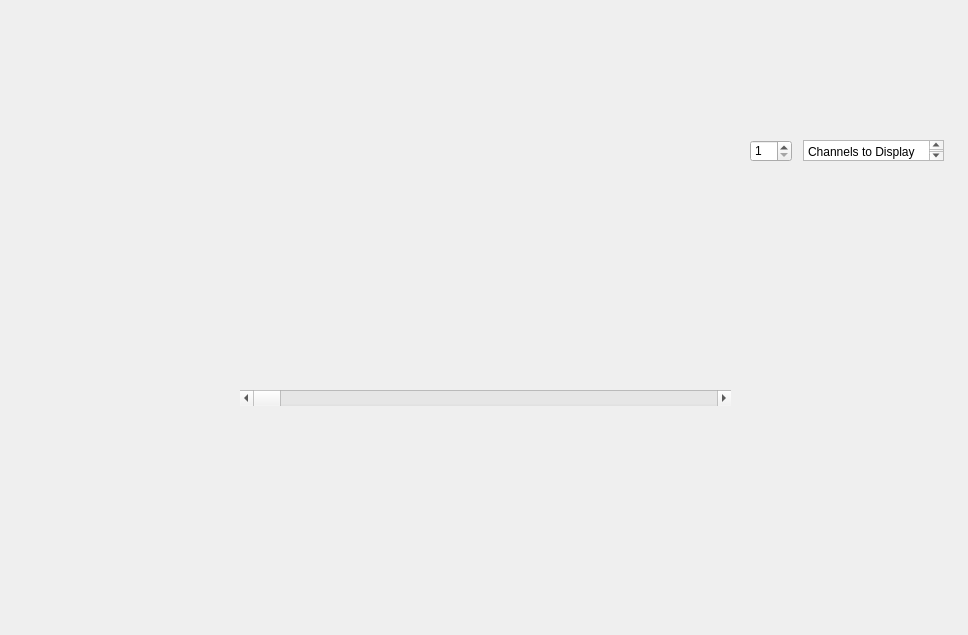
paulmthompson/spikesorter, file spikesorter/mainwindow/mainwindow.ui: the form before one commit.
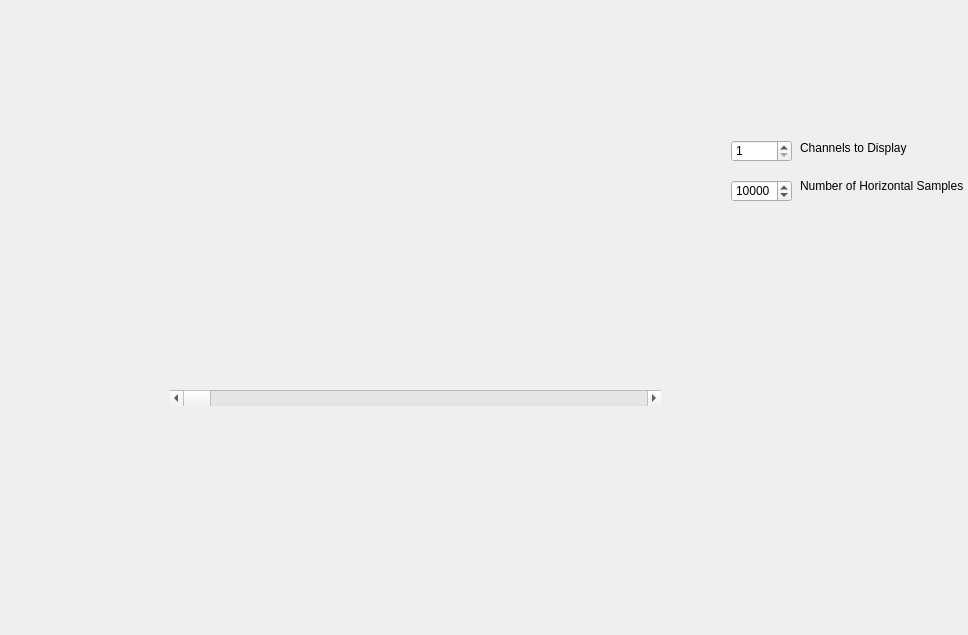
The form after the commit. Custom widgets are drawn as their Qt base class.

Commit message: able to change the number of horizontal samples to scroll

Patch:
```diff
--- a/spikesorter/mainwindow/mainwindow.ui
+++ b/spikesorter/mainwindow/mainwindow.ui
@@ -20,7 +20,7 @@
    <widget class="AnalogRenderArea" name="analog_render_area" native="true">
     <property name="geometry">
      <rect>
-      <x>240</x>
+      <x>170</x>
       <y>100</y>
       <width>491</width>
       <height>271</height>
@@ -30,9 +30,9 @@
    <widget class="QSpinBox" name="channels_to_view">
     <property name="geometry">
      <rect>
-      <x>750</x>
+      <x>731</x>
       <y>140</y>
-      <width>42</width>
+      <width>61</width>
       <height>22</height>
      </rect>
     </property>
@@ -43,30 +43,10 @@
      <number>5</number>
     </property>
    </widget>
-   <widget class="QTextEdit" name="textEdit">
-    <property name="geometry">
-     <rect>
-      <x>803</x>
-      <y>140</y>
-      <width>141</width>
-      <height>21</height>
-     </rect>
-    </property>
-    <property name="html">
-     <string>&lt;!DOCTYPE HTML PUBLIC &quot;-//W3C//DTD HTML 4.0//EN&quot; &quot;http://www.w3.org/TR/REC-html40/strict.dtd&quot;&gt;
-&lt;html&gt;&lt;head&gt;&lt;meta name=&quot;qrichtext&quot; content=&quot;1&quot; /&gt;&lt;meta charset=&quot;utf-8&quot; /&gt;&lt;style type=&quot;text/css&quot;&gt;
-p, li { white-space: pre-wrap; }
-hr { height: 1px; border-width: 0; }
-li.unchecked::marker { content: &quot;\2610&quot;; }
-li.checked::marker { content: &quot;\2612&quot;; }
-&lt;/style&gt;&lt;/head&gt;&lt;body style=&quot; font-family:'Segoe UI'; font-size:9pt; font-weight:400; font-style:normal;&quot;&gt;
-&lt;p style=&quot; margin-top:0px; margin-bottom:0px; margin-left:0px; margin-right:0px; -qt-block-indent:0; text-indent:0px;&quot;&gt;Channels to Display&lt;/p&gt;&lt;/body&gt;&lt;/html&gt;</string>
-    </property>
-   </widget>
    <widget class="QScrollBar" name="sample_scroll_bar">
     <property name="geometry">
      <rect>
-      <x>240</x>
+      <x>170</x>
       <y>390</y>
       <width>491</width>
       <height>16</height>
@@ -79,6 +59,51 @@
      <enum>Qt::Horizontal</enum>
     </property>
    </widget>
+   <widget class="QSpinBox" name="horizontal_samples">
+    <property name="geometry">
+     <rect>
+      <x>731</x>
+      <y>180</y>
+      <width>61</width>
+      <height>22</height>
+     </rect>
+    </property>
+    <property name="minimum">
+     <number>100</number>
+    </property>
+    <property name="maximum">
+     <number>100000</number>
+    </property>
+    <property name="value">
+     <number>10000</number>
+    </property>
+   </widget>
+   <widget class="QLabel" name="label">
+    <property name="geometry">
+     <rect>
+      <x>800</x>
+      <y>170</y>
+      <width>171</width>
+      <height>31</height>
+     </rect>
+    </property>
+    <property name="text">
+     <string>Number of Horizontal Samples</string>
+    </property>
+   </widget>
+   <widget class="QLabel" name="label_2">
+    <property name="geometry">
+     <rect>
+      <x>800</x>
+      <y>140</y>
+      <width>161</width>
+      <height>16</height>
+     </rect>
+    </property>
+    <property name="text">
+     <string>Channels to Display</string>
+    </property>
+   </widget>
   </widget>
   <widget class="QMenuBar" name="menuBar">
    <property name="geometry">
```
The commit also changes 2 other files.
